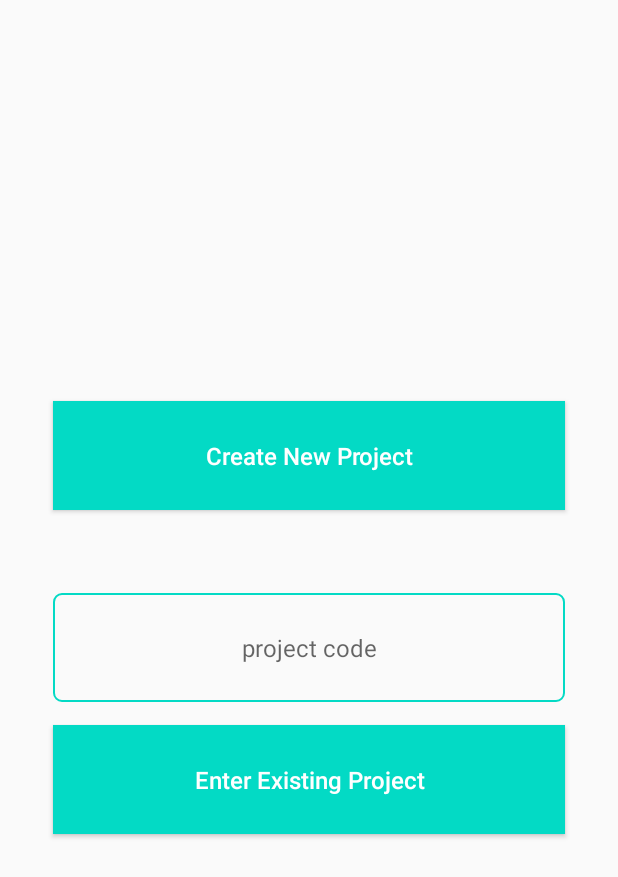
After one commit to Fthictn/Orderly-Android-Client, an Android app: the ProjectActivity screen opened directly, with no data from a screen before it, on a phone screen of 412 x 824 dp. The commit adds this screen. Shown: the top 877 px of the screen. Run offline under Robolectric (Android 15) with nearby library versions, the phone set to English and light mode, and no system bars.

Commit message:
project create page added

```diff
--- a/app/src/main/AndroidManifest.xml
+++ b/app/src/main/AndroidManifest.xml
@@ -14,7 +14,8 @@
         android:supportsRtl="true"
         android:theme="@style/AppTheme.NoActionBar"
         android:usesCleartextTraffic="true">
-        <activity android:name=".Activities.SignupActivity"></activity>
+        <activity android:name=".Activities.ProjectActivity"/>
+        <activity android:name=".Activities.SignupActivity" />
         <activity android:name=".Activities.MainActivity" />
         <activity android:name=".Activities.LoginActivity">
             <intent-filter>
--- a/app/src/main/java/com/fethicectin/orderly/Activities/LoginActivity.kt
+++ b/app/src/main/java/com/fethicectin/orderly/Activities/LoginActivity.kt
@@ -44,8 +44,8 @@ import retrofit2.Response
                 var toastText:String = ""
                 if(response.body()!!) {
                     toastText = Messages.loginSuccessMessage
-                    val mainActivity = Intent(this@LoginActivity, MainActivity::class.java)
-                    startActivity(mainActivity)
+                    val projectActivity = Intent(this@LoginActivity, ProjectActivity::class.java)
+                    startActivity(projectActivity)
                 }else{
                     toastText = Messages.loginFailMessage
                 }
--- /dev/null
+++ b/app/src/main/java/com/fethicectin/orderly/Activities/ProjectActivity.kt
@@ -0,0 +1,20 @@
+package com.fethicectin.orderly.Activities
+
+import android.content.Intent
+import androidx.appcompat.app.AppCompatActivity
+import android.os.Bundle
+import android.view.View
+import com.fethicectin.orderly.R
+
+class ProjectActivity : AppCompatActivity() {
+    override fun onCreate(savedInstanceState: Bundle?) {
+        super.onCreate(savedInstanceState)
+        setContentView(R.layout.activity_project)
+    }
+
+    fun createButtonOnClick(view: View) {}
+    fun enterButtonOnClick(view: View) {
+        val mainActivity = Intent(this@ProjectActivity, MainActivity::class.java)
+        startActivity(mainActivity)
+    }
+}
--- /dev/null
+++ b/app/src/main/res/layout/activity_project.xml
@@ -0,0 +1,63 @@
+<?xml version="1.0" encoding="utf-8"?>
+<LinearLayout xmlns:android="http://schemas.android.com/apk/res/android"
+    xmlns:app="http://schemas.android.com/apk/res-auto"
+    xmlns:tools="http://schemas.android.com/tools"
+    android:layout_width="match_parent"
+    android:layout_height="match_parent"
+    tools:context=".Activities.ProjectActivity"
+    android:orientation="vertical"
+    android:gravity="center">
+
+    <Button
+        android:id="@+id/createProject"
+        android:layout_width="match_parent"
+        android:layout_height="wrap_content"
+        android:layout_marginStart="35dp"
+        android:layout_marginEnd="35dp"
+        android:textAlignment="center"
+        android:paddingTop="25dp"
+        android:paddingBottom="25dp"
+        android:textSize="16sp"
+        android:layout_gravity="center_horizontal"
+        android:text="@string/create_project_text"
+        android:textAllCaps="false"
+        android:textColor="@android:color/white"
+        android:background="@color/colorAccent"
+        android:onClick="createButtonOnClick"
+        android:layout_marginBottom="55dp"/>
+
+    <EditText
+        android:id="@+id/projectcode"
+        android:layout_width="match_parent"
+        android:layout_height="wrap_content"
+        android:layout_marginStart="35dp"
+        android:layout_marginEnd="35dp"
+        android:layout_marginBottom="15dp"
+        android:paddingTop="25dp"
+        android:paddingBottom="25dp"
+        android:hint="@string/project_code_text"
+        android:textColor="@color/colorAccent"
+        android:textAlignment="center"
+        android:layout_gravity="center_horizontal"
+        android:textSize="16sp"
+        android:background="@drawable/logincomponentsbg"
+        />
+
+    <Button
+        android:id="@+id/enterProject"
+        android:layout_width="match_parent"
+        android:layout_height="wrap_content"
+        android:layout_marginStart="35dp"
+        android:layout_marginEnd="35dp"
+        android:textAlignment="center"
+        android:paddingTop="25dp"
+        android:paddingBottom="25dp"
+        android:textSize="16sp"
+        android:layout_gravity="center_horizontal"
+        android:text="@string/enter_project_text"
+        android:textAllCaps="false"
+        android:textColor="@android:color/white"
+        android:background="@color/colorAccent"
+        android:onClick="enterButtonOnClick" />
+
+</LinearLayout>
--- a/app/src/main/res/values/strings.xml
+++ b/app/src/main/res/values/strings.xml
@@ -12,5 +12,10 @@
     <string name="sign_up_button_text"><u><b><i>Sign Up</i></b></u></string>
     <string name="sign_up_link"><u>still not registered?</u></string>
 
+    <!--PROJECT ENTRY PAGE-->
+    <string name="create_project_text">Create New Project</string>
+    <string name="enter_project_text">Enter Existing Project</string>
+    <string name="project_code_text">project code</string>
+
 
 </resources>
```
